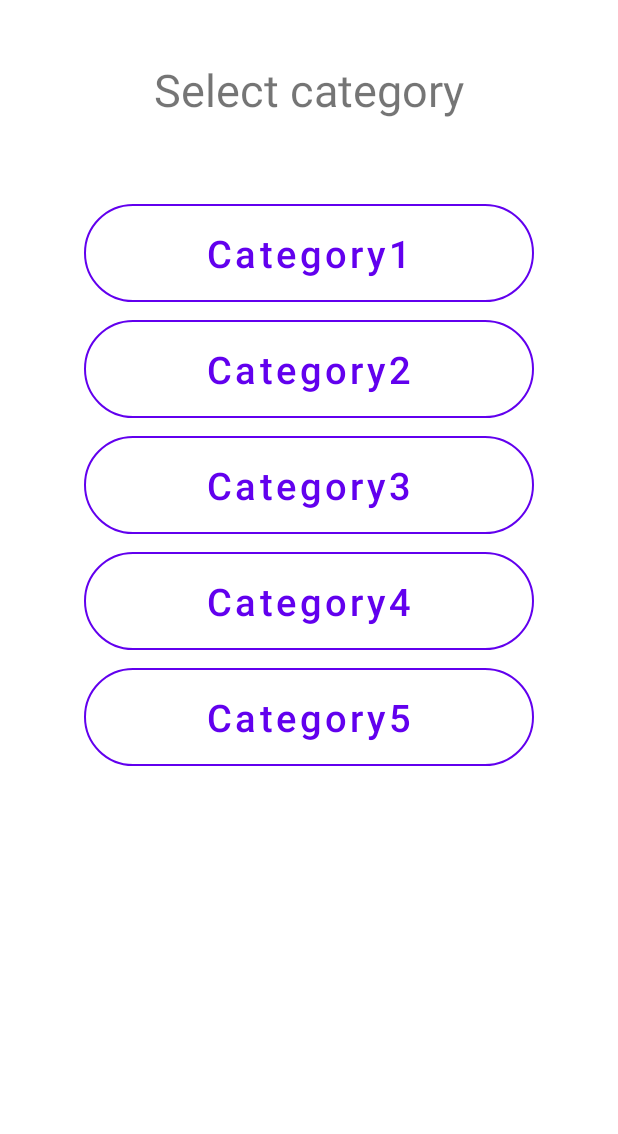
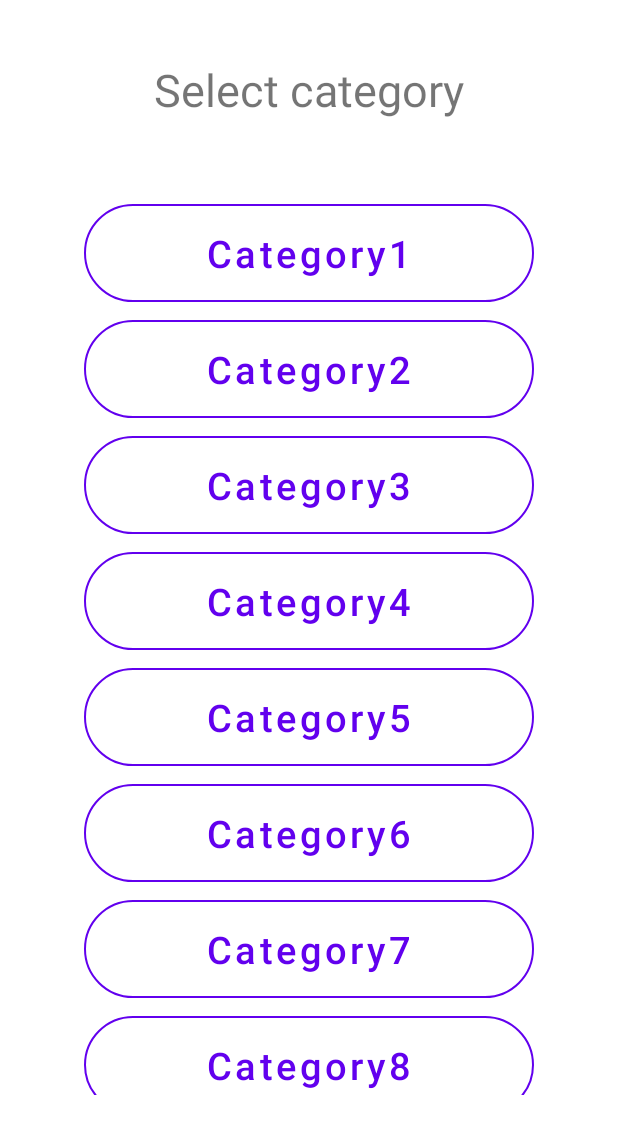
Before and after one commit to KamilDonda/QuizzzyMobile, an Android app: the screen it shows after launch (MainActivity), after a tap on "Quizzzy!", on a phone screen of 412 x 824 dp. Shown: the top 1134 px of the screen. Run offline under Robolectric (Android 15) with nearby library versions, the phone set to English and light mode, and no system bars.

Commit message:
Set category list as static

```diff
--- /dev/null
+++ b/Quiz/app/src/main/java/com/example/quiz/model/Categories.kt
@@ -0,0 +1,18 @@
+package com.example.quiz.model
+
+class Categories {
+    companion object {
+        val listOfCategories = listOf(
+            "Category1",
+            "Category2",
+            "Category3",
+            "Category4",
+            "Category5",
+            "Category6",
+            "Category7",
+            "Category8",
+            "Category9",
+            "Category10"
+        )
+    }
+}
--- a/Quiz/app/src/main/java/com/example/quiz/view/CategoryFragment.kt
+++ b/Quiz/app/src/main/java/com/example/quiz/view/CategoryFragment.kt
@@ -9,6 +9,7 @@ import android.widget.ArrayAdapter
 import androidx.recyclerview.widget.LinearLayoutManager
 import androidx.recyclerview.widget.RecyclerView
 import com.example.quiz.R
+import com.example.quiz.model.Categories
 import com.example.quiz.view_model.CategoryAdapter
 import kotlinx.android.synthetic.main.fragment_category.*
 
@@ -21,7 +22,7 @@ class CategoryFragment : Fragment() {
     override fun onCreateView(inflater: LayoutInflater, container: ViewGroup?, savedInstanceState: Bundle?
     ): View? {
 
-        val categories = listOf("Category1", "Category2", "Category3", "Category4", "Category5")
+        val categories = Categories.listOfCategories
 
         myLayoutManager = LinearLayoutManager(context)
         myAdapter = CategoryAdapter(categories)
--- a/Quiz/app/src/main/res/layout/fragment_category.xml
+++ b/Quiz/app/src/main/res/layout/fragment_category.xml
@@ -20,7 +20,7 @@
     <androidx.recyclerview.widget.RecyclerView
         android:id="@+id/recyclerView_category"
         android:layout_width="match_parent"
-        android:layout_height="wrap_content"
+        android:layout_height="@dimen/rv_height"
         android:layout_marginTop="@dimen/margin_top_rv"
         tools:listitem="@layout/category_row"
         app:layout_constraintTop_toBottomOf="@+id/textView" />
--- a/Quiz/app/src/main/res/values/dimensions.xml
+++ b/Quiz/app/src/main/res/values/dimensions.xml
@@ -11,5 +11,6 @@
 
     <!-- Space -->
     <dimen name="margin_top_rv">50dp</dimen>
+    <dimen name="rv_height">600dp</dimen>
 
 </resources>
```
